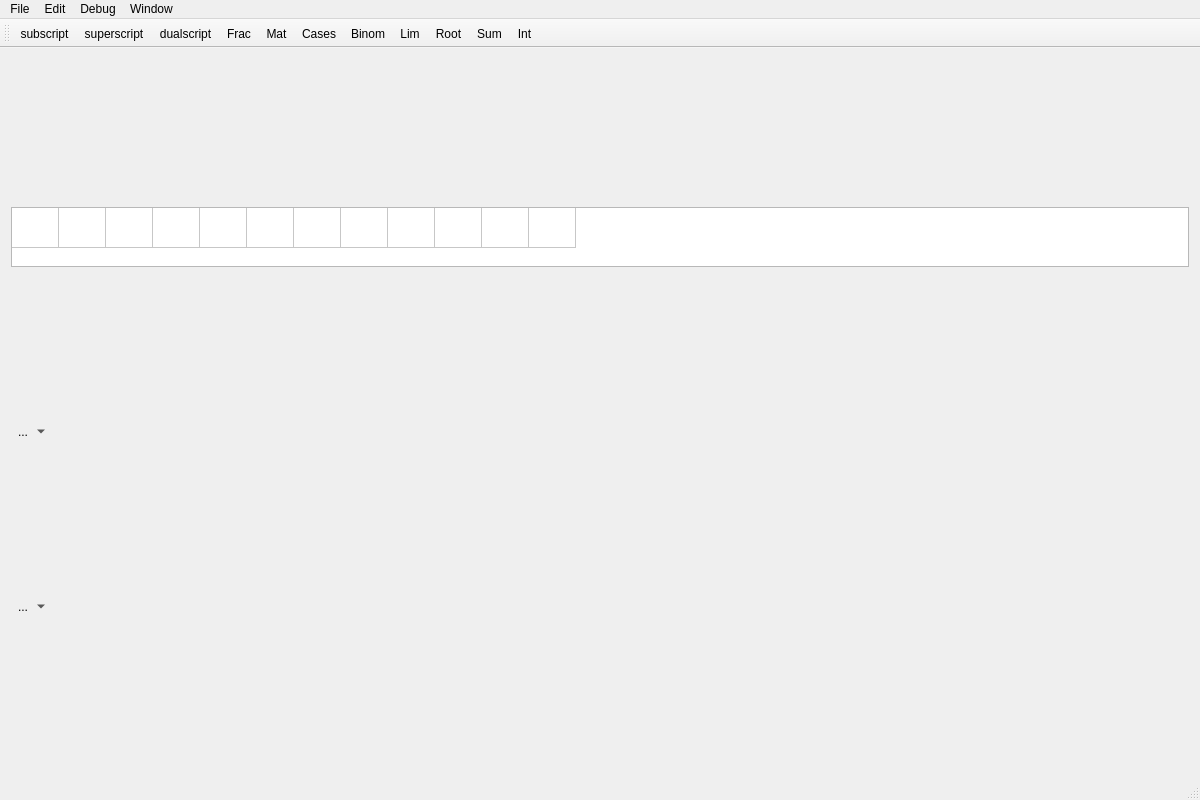
JohnDTill/YAWYSIWYGEE, file ExampleApp/mainwindow.ui: the form before one commit.
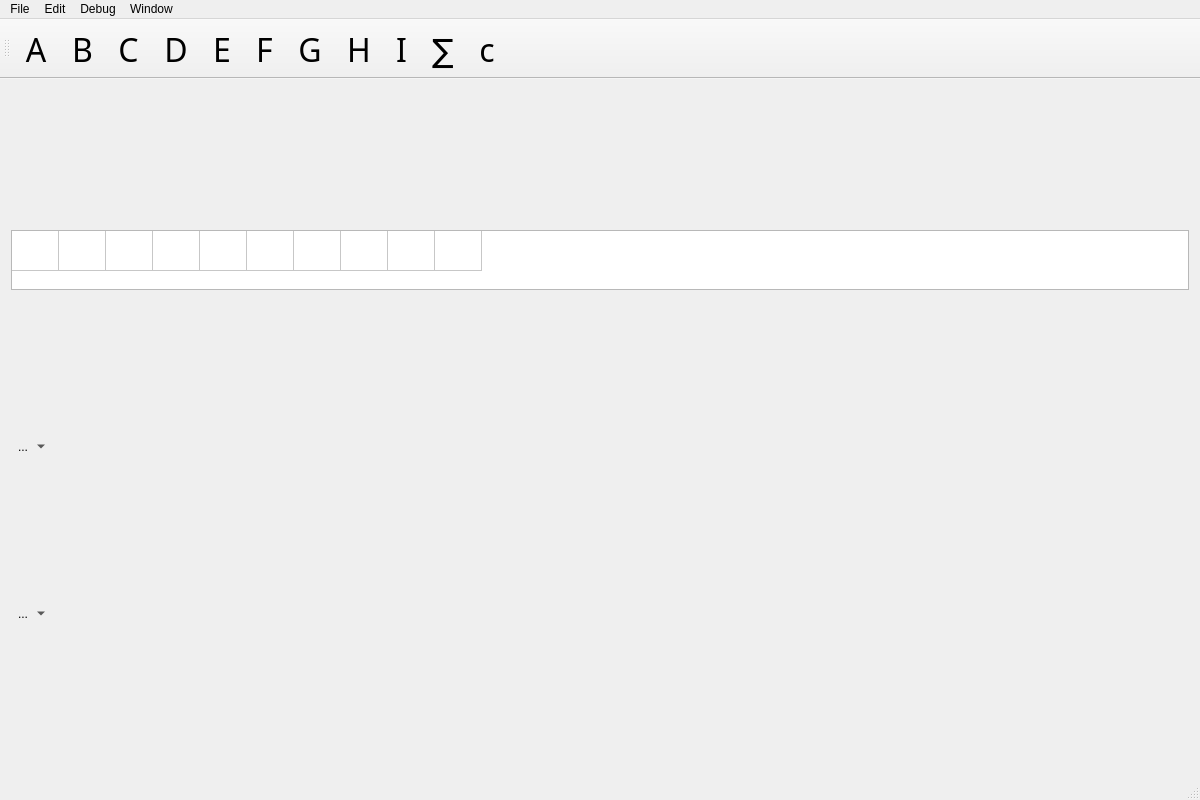
The form after the commit. Icons and pictures are not drawn.

Commit message: Font for GUI symbols

What changed in the file:
```diff
--- a/ExampleApp/mainwindow.ui
+++ b/ExampleApp/mainwindow.ui
@@ -53,7 +53,7 @@
        <number>1</number>
       </property>
       <property name="columnCount">
-       <number>12</number>
+       <number>10</number>
       </property>
       <attribute name="horizontalHeaderVisible">
        <bool>false</bool>
@@ -87,8 +87,6 @@
       <column/>
       <column/>
       <column/>
-      <column/>
-      <column/>
      </widget>
     </item>
     <item>
@@ -194,6 +192,8 @@
    </property>
    <property name="font">
     <font>
+     <family>YAWYSIWYGEE_Glyphs</family>
+     <pointsize>24</pointsize>
      <stylestrategy>PreferDefault</stylestrategy>
     </font>
    </property>
@@ -386,7 +386,7 @@
      <normaloff>:/Toolbar/frac.ico</normaloff>:/Toolbar/frac.ico</iconset>
    </property>
    <property name="text">
-    <string>Frac</string>
+    <string>D</string>
    </property>
    <property name="toolTip">
     <string>\frac</string>
@@ -398,7 +398,7 @@
      <normaloff>:/Toolbar/mat.ico</normaloff>:/Toolbar/mat.ico</iconset>
    </property>
    <property name="text">
-    <string>Mat</string>
+    <string>E</string>
    </property>
    <property name="toolTip">
     <string>\mat{rows}{cols}</string>
@@ -410,7 +410,7 @@
      <normaloff>:/Toolbar/cases.ico</normaloff>:/Toolbar/cases.ico</iconset>
    </property>
    <property name="text">
-    <string>Cases</string>
+    <string>F</string>
    </property>
    <property name="toolTip">
     <string>\cases</string>
@@ -422,7 +422,7 @@
      <normaloff>:/Toolbar/binom.ico</normaloff>:/Toolbar/binom.ico</iconset>
    </property>
    <property name="text">
-    <string>Binom</string>
+    <string>G</string>
    </property>
    <property name="toolTip">
     <string>\binom{n}{k}</string>
@@ -434,7 +434,7 @@
      <normaloff>:/Toolbar/lim.ico</normaloff>:/Toolbar/lim.ico</iconset>
    </property>
    <property name="text">
-    <string>Lim</string>
+    <string>H</string>
    </property>
    <property name="toolTip">
     <string>\lim{var}{to}</string>
@@ -446,7 +446,7 @@
      <normaloff>:/Toolbar/root.ico</normaloff>:/Toolbar/root.ico</iconset>
    </property>
    <property name="text">
-    <string>Root</string>
+    <string>I</string>
    </property>
    <property name="toolTip">
     <string>\root{arg}</string>
@@ -458,7 +458,7 @@
      <normaloff>:/Toolbar/bigint.ico</normaloff>:/Toolbar/bigint.ico</iconset>
    </property>
    <property name="text">
-    <string>Int</string>
+    <string>c</string>
    </property>
    <property name="toolTip">
     <string>\int</string>
@@ -470,7 +470,7 @@
      <normaloff>:/Toolbar/bigsum.ico</normaloff>:/Toolbar/bigsum.ico</iconset>
    </property>
    <property name="text">
-    <string>Sum</string>
+    <string>∑</string>
    </property>
    <property name="toolTip">
     <string>\sum</string>
@@ -482,7 +482,7 @@
      <normaloff>:/Toolbar/subscript.ico</normaloff>:/Toolbar/subscript.ico</iconset>
    </property>
    <property name="text">
-    <string>subscript</string>
+    <string>A</string>
    </property>
    <property name="toolTip">
     <string>\_{subscript}</string>
@@ -494,7 +494,7 @@
      <normaloff>:/Toolbar/superscript.ico</normaloff>:/Toolbar/superscript.ico</iconset>
    </property>
    <property name="text">
-    <string>superscript</string>
+    <string>B</string>
    </property>
    <property name="toolTip">
     <string>\^{superscript}</string>
@@ -506,7 +506,7 @@
      <normaloff>:/Toolbar/dualscript.ico</normaloff>:/Toolbar/dualscript.ico</iconset>
    </property>
    <property name="text">
-    <string>dualscript</string>
+    <string>C</string>
    </property>
    <property name="toolTip">
     <string>\_^{subscript}{superscript}</string>
```
Left out of the diff: 151 changed lines with no effect on the pictures. The commit also changes 5 other files.
